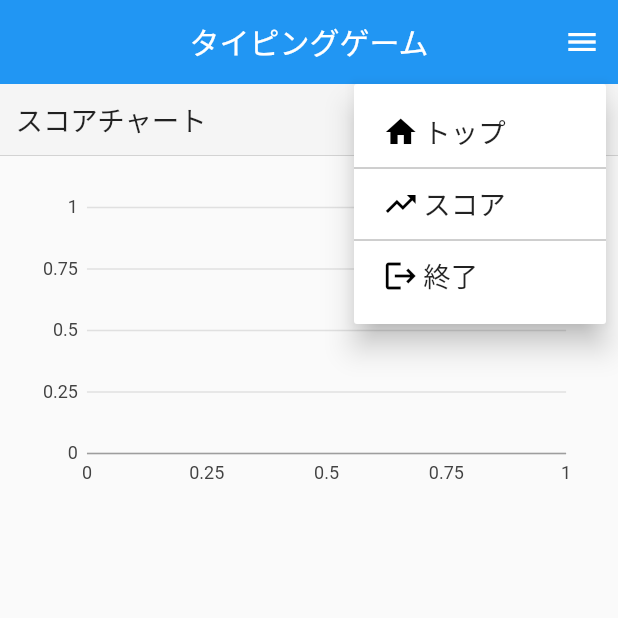
After one commit to t-akkun/typing, a Flutter app: the ChartPage screen opened directly, after a tap on the "menu" icon, on a phone screen of 412 x 824 dp, the top half of it. The commit adds this screen. Run offline on Flutter 3.47's test engine with Material 2 defaults, Android fonts, the phone set to English and light mode, and no system bars; our stand-ins replace charts_flutter, flutter_bloc, flutter_screenutil, sqflite; accounts and stored records are empty.

Commit message:
add: グラフ画面の追加

```diff
--- a/lib/constants.dart
+++ b/lib/constants.dart
@@ -4,6 +4,7 @@ import 'package:flutter_screenutil/flutter_screenutil.dart';
 class AppString {
   static const appName = "TypingGame";
   static const title = "タイピング\nゲーム";
+  static const appbarTitle = "タイピングゲーム";
   static const start = "スタート";
   static const top = "トップ";
   static const chart = "スコア";
@@ -32,7 +33,7 @@ class AppDesign {
 
 class AppData {
   static const startCount = 3;
-  static const playTime = 3;
+  static const playTime = 60;
 }
 
 class AppColor {
--- /dev/null
+++ b/lib/presentation/pages/chart_page.dart
@@ -0,0 +1,173 @@
+import 'dart:collection';
+import 'package:charts_flutter/flutter.dart' as charts;
+import 'package:flutter/material.dart';
+import 'package:flutter/services.dart';
+import 'package:flutter_bloc/flutter_bloc.dart';
+import 'package:flutter_screenutil/flutter_screenutil.dart';
+import 'package:provider/provider.dart';
+import 'package:typing/domain/record_data.dart';
+import 'package:typing/presentation/blocs/record_bloc.dart';
+import 'package:typing/presentation/widgets/app_bar_widget.dart';
+
+import '../../constants.dart';
+
+class ChartPage extends StatefulWidget {
+  static Route<dynamic> route() {
+    return MaterialPageRoute<dynamic>(
+      builder: (context) => ChartPage(),
+    );
+  }
+
+  @override
+  State<StatefulWidget> createState() => ChartPageState();
+}
+
+class ChartPageState extends State<ChartPage> {
+  String _pageName = 'スコアチャート';
+  static const secondaryMeasureAxisId = 'secondaryMeasureAxisId';
+  late RecordBloc _bloc;
+  bool _isInit = false;
+  late DateTime _rangeStart;
+  late DateTime _rangeEnd;
+
+  @override
+  void didChangeDependencies() {
+    super.didChangeDependencies();
+    if (!_isInit) {
+      _isInit = true;
+      //Blocイベントの登録
+      _bloc = context.read<RecordBloc>();
+      _rangeEnd = DateTime.now();
+      _rangeStart =
+          DateTime(_rangeEnd.year, _rangeEnd.month - 1, _rangeEnd.day);
+      if (_rangeEnd.day != _rangeStart.day) {
+        _rangeStart = DateTime(_rangeEnd.year, _rangeEnd.month, 0);
+      }
+      //デフォルトのデータの取得
+      _bloc.getAll();
+    }
+  }
+
+  List<charts.Series<RecordData, int>> _createTimeChartData(
+      List<RecordData> data) {
+    var series = [
+      //スコアデータ
+      charts.Series<RecordData, int>(
+        id: 'Score',
+        strokeWidthPxFn: (_, __) => 2,
+        radiusPxFn: (_, __) => 3,
+        fillColorFn: (_, __) => charts.ColorUtil.fromDartColor(Colors.white),
+        colorFn: (_, __) => charts.ColorUtil.fromDartColor(Colors.red),
+        domainFn: (RecordData data, i) => i!,
+        measureFn: (RecordData data, _) {
+          return data.score;
+        },
+        data: data,
+      ),
+      //ミスタイプデータ
+      charts.Series<RecordData, int>(
+        id: ' MissType',
+        colorFn: (_, __) => charts.MaterialPalette.blue.shadeDefault,
+        domainFn: (RecordData date, i) => i!,
+        measureFn: (RecordData date, _) {
+          return date.missType;
+        },
+        data: data,
+      )
+        //マルチグラフの設定
+        ..setAttribute(charts.rendererIdKey, 'customBar')
+        ..setAttribute(charts.measureAxisIdKey, secondaryMeasureAxisId),
+    ];
+    return series;
+  }
+
+  @override
+  Widget build(BuildContext context) {
+    return Scaffold(
+      appBar: AppBarWidget(),
+      body: AnnotatedRegion<SystemUiOverlayStyle>(
+        value: const SystemUiOverlayStyle(
+          /// Android のステータスバーのカラー設定
+          statusBarIconBrightness: Brightness.light,
+
+          /// iOSのステータスバーのカラー設定
+          statusBarBrightness: Brightness.dark,
+        ),
+        //戻るボタンの設定
+        child: WillPopScope(
+          onWillPop: () async {
+            return false;
+          },
+          //外枠部分
+          child: Container(
+            color: AppColor.background,
+            height: double.infinity,
+            constraints: BoxConstraints.expand(),
+            child: SingleChildScrollView(
+              child: Column(
+                mainAxisSize: MainAxisSize.max,
+                children: [
+                  Container(
+                    width: double.infinity,
+                    decoration: BoxDecoration(
+                        color: AppColor.title,
+                        border: Border(bottom: BorderSide(width: 0.1))),
+                    child: Padding(
+                      padding: AppPadding.text,
+                      child: Text(
+                        _pageName,
+                        style: AppTextStyle.pageTitle,
+                        textAlign: TextAlign.left,
+                      ),
+                    ),
+                  ),
+                  BlocBuilder<RecordBloc, List<RecordData>>(
+                    builder: (context, data) {
+                      return Center(
+                        child: Padding(
+                          padding: AppPadding.page,
+                          //コンテンツ部分
+                          child: Container(
+                            height: 200.h,
+                            //グラフ表示
+                            child: charts.NumericComboChart(
+                              _createTimeChartData(data),
+                              animate: true,
+                              //スコア
+                              defaultRenderer: new charts.LineRendererConfig(
+                                  includePoints: true,
+                                  symbolRenderer:
+                                      charts.CircleSymbolRenderer()),
+                              //ミスタイプ
+                              secondaryMeasureAxis: charts.NumericAxisSpec(
+                                renderSpec: charts.GridlineRendererSpec(
+                                    lineStyle: charts.LineStyleSpec(
+                                        color: charts.ColorUtil.fromDartColor(
+                                            Colors.transparent))),
+                              ),
+                              customSeriesRenderers: [
+                                new charts.BarRendererConfig(
+                                    customRendererId: 'customBar')
+                              ],
+                            ),
+                          ),
+                        ),
+                      );
+                    },
+                  ),
+                ],
+              ),
+            ),
+          ),
+        ),
+      ),
+    );
+  }
+}
+
+class ChartData {
+  final int num;
+  final RecordData data;
+
+  ChartData(this.num, this.data);
+}
--- a/lib/presentation/widgets/app_bar_widget.dart
+++ b/lib/presentation/widgets/app_bar_widget.dart
@@ -1,4 +1,5 @@
 import 'package:flutter/material.dart';
+import 'package:typing/presentation/pages/chart_page.dart';
 import 'package:typing/presentation/pages/typing_page.dart';
 
 import '../../constants.dart';
@@ -54,10 +55,10 @@ class AppBarWidget extends StatelessWidget with PreferredSizeWidget {
           .copyWith(dividerTheme: DividerThemeData(color: Colors.grey)),
       child: AppBar(
         title: Text(
-          AppString.title,
+          AppString.appbarTitle,
           style: TextStyle(color: Colors.white),
         ),
-        centerTitle: false,
+        centerTitle: true,
         backgroundColor: Colors.blue,
         elevation: 0.0,
         automaticallyImplyLeading: false,
@@ -76,7 +77,7 @@ class AppBarWidget extends StatelessWidget with PreferredSizeWidget {
                 case MainMenuItem.chart:
                   print('scorechart');
                   Navigator.of(context).pushAndRemoveUntil<dynamic>(
-                      TypingPage.route(), (route) => false);
+                      ChartPage.route(), (route) => false);
                   break;
                 case MainMenuItem.finish:
                   print('finish');
--- a/lib/presentation/widgets/text_form_widget.dart
+++ b/lib/presentation/widgets/text_form_widget.dart
@@ -18,6 +18,7 @@ class TypingFormWidget extends StatelessWidget {
         decoration: InputDecoration(
           border: OutlineInputBorder(),
         ),
+        autofocus: true,
         autovalidateMode: AutovalidateMode.always,
         textAlign: TextAlign.center,
         keyboardType: TextInputType.text,
--- a/pubspec.yaml
+++ b/pubspec.yaml
@@ -13,6 +13,7 @@ dependencies:
   sqflite: ^2.0.0+4
   path_provider: ^2.0.4
   uuid: ^3.0.5
+  charts_flutter: ^0.12.0
 
   cupertino_icons: ^1.0.0
 
```
Also changed, not shown: Assets/QuestionData.csv (+10 -2 lines), lib/presentation/pages/typing_page.dart (+9 -2 lines), pubspec.lock, 1 other file.
